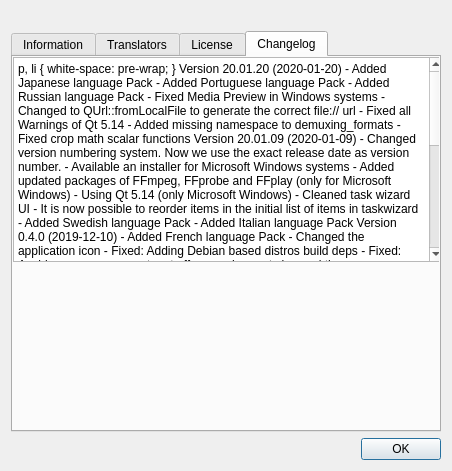
The window that ui/aboutdialog.ui (swl-x/MystiQ) describes before a commit, drawn with Qt 5.
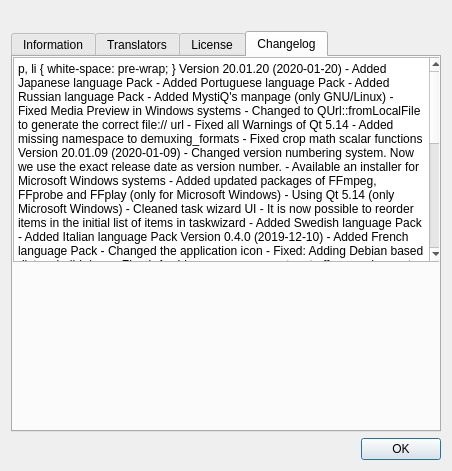
The same window after the commit. The open tabs and pages were chosen to show the change. Icons and pictures are not drawn.

Commit message: Patching mystiq.pro

Diff of the .ui file:
```diff
--- a/ui/aboutdialog.ui
+++ b/ui/aboutdialog.ui
@@ -264,6 +264,7 @@
 &lt;p style=&quot; margin-top:0px; margin-bottom:0px; margin-left:0px; margin-right:0px; -qt-block-indent:0; text-indent:0px;&quot;&gt;&lt;span style=&quot; font-family:'Fira Sans';&quot;&gt; - Added Japanese language Pack&lt;/span&gt;&lt;/p&gt;
 &lt;p style=&quot; margin-top:0px; margin-bottom:0px; margin-left:0px; margin-right:0px; -qt-block-indent:0; text-indent:0px;&quot;&gt;&lt;span style=&quot; font-family:'Fira Sans';&quot;&gt; - Added Portuguese language Pack&lt;/span&gt;&lt;/p&gt;
 &lt;p style=&quot; margin-top:0px; margin-bottom:0px; margin-left:0px; margin-right:0px; -qt-block-indent:0; text-indent:0px;&quot;&gt;&lt;span style=&quot; font-family:'Fira Sans';&quot;&gt; - Added Russian language Pack&lt;/span&gt;&lt;/p&gt;
+&lt;p style=&quot; margin-top:0px; margin-bottom:0px; margin-left:0px; margin-right:0px; -qt-block-indent:0; text-indent:0px;&quot;&gt;&lt;span style=&quot; font-family:'Fira Sans';&quot;&gt; - Added MystiQ's manpage (only GNU/Linux)&lt;/span&gt;&lt;/p&gt;
 &lt;p style=&quot; margin-top:0px; margin-bottom:0px; margin-left:0px; margin-right:0px; -qt-block-indent:0; text-indent:0px;&quot;&gt;&lt;span style=&quot; font-family:'Fira Sans';&quot;&gt; - Fixed Media Preview in Windows systems&lt;/span&gt;&lt;/p&gt;
 &lt;p style=&quot; margin-top:0px; margin-bottom:0px; margin-left:0px; margin-right:0px; -qt-block-indent:0; text-indent:0px;&quot;&gt;&lt;span style=&quot; font-family:'Fira Sans';&quot;&gt; - Changed to QUrl::fromLocalFile to generate the correct file:// url&lt;/span&gt;&lt;/p&gt;
 &lt;p style=&quot; margin-top:0px; margin-bottom:0px; margin-left:0px; margin-right:0px; -qt-block-indent:0; text-indent:0px;&quot;&gt;&lt;span style=&quot; font-family:'Fira Sans';&quot;&gt; - Fixed all Warnings of Qt 5.14&lt;/span&gt;&lt;/p&gt;
```
The commit also changes 1 other file.
